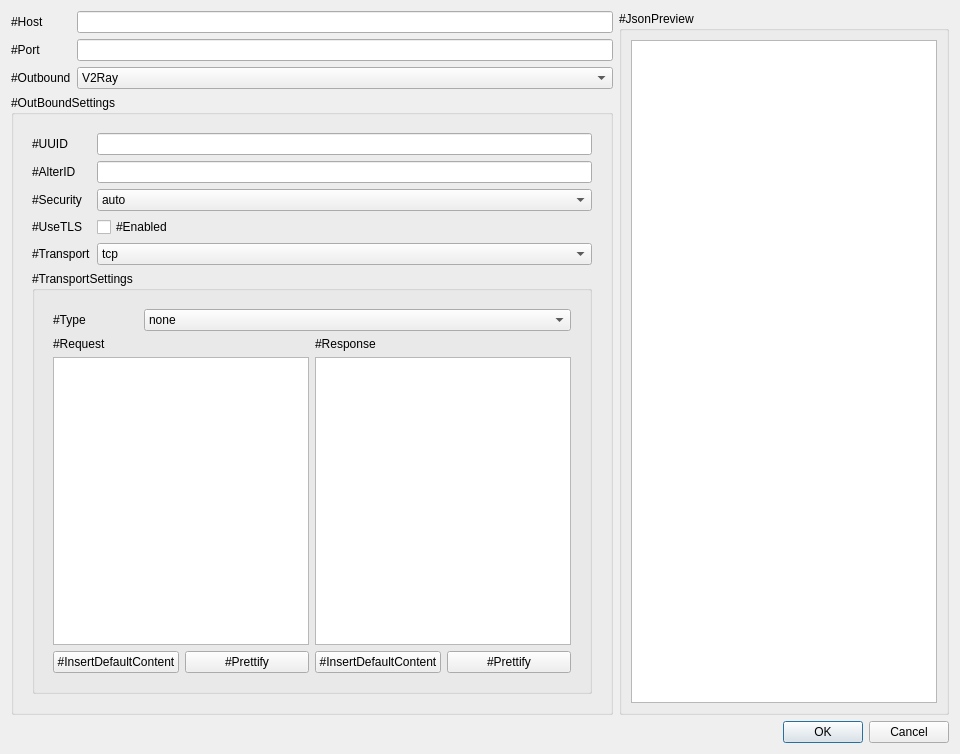
This is src/w_ConnectionEditWindow.ui in darsvador/qvssr as Qt 5 draws it before an edit. The edited form follows.
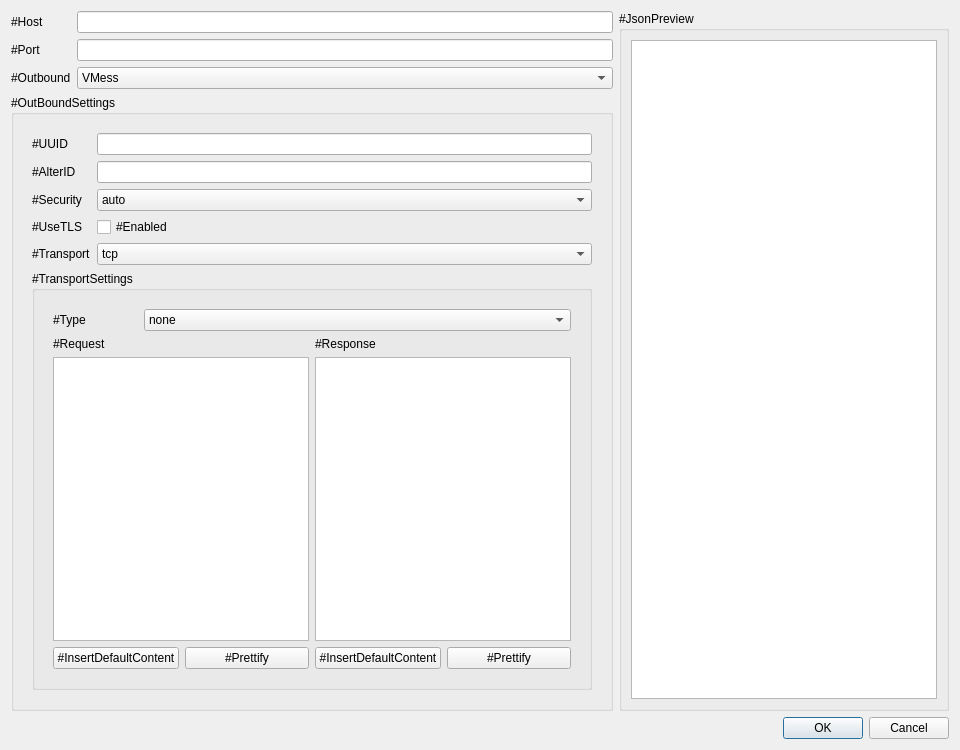
This is the edited form. The open tabs and pages were chosen to show the change.

What changed in the file:
```diff
--- a/src/w_ConnectionEditWindow.ui
+++ b/src/w_ConnectionEditWindow.ui
@@ -7,7 +7,7 @@
     <x>0</x>
     <y>0</y>
     <width>960</width>
-    <height>754</height>
+    <height>750</height>
    </rect>
   </property>
   <property name="sizePolicy">
@@ -72,7 +72,7 @@
        </property>
        <item>
         <property name="text">
-         <string notr="true">V2Ray</string>
+         <string notr="true">VMess</string>
         </property>
        </item>
        <item>
@@ -96,7 +96,7 @@
          <enum>QTextEdit::NoWrap</enum>
         </property>
         <property name="readOnly">
-         <bool>false</bool>
+         <bool>true</bool>
         </property>
        </widget>
       </item>
```
Left out of the diff: 2 changed lines with no effect on the pictures.
